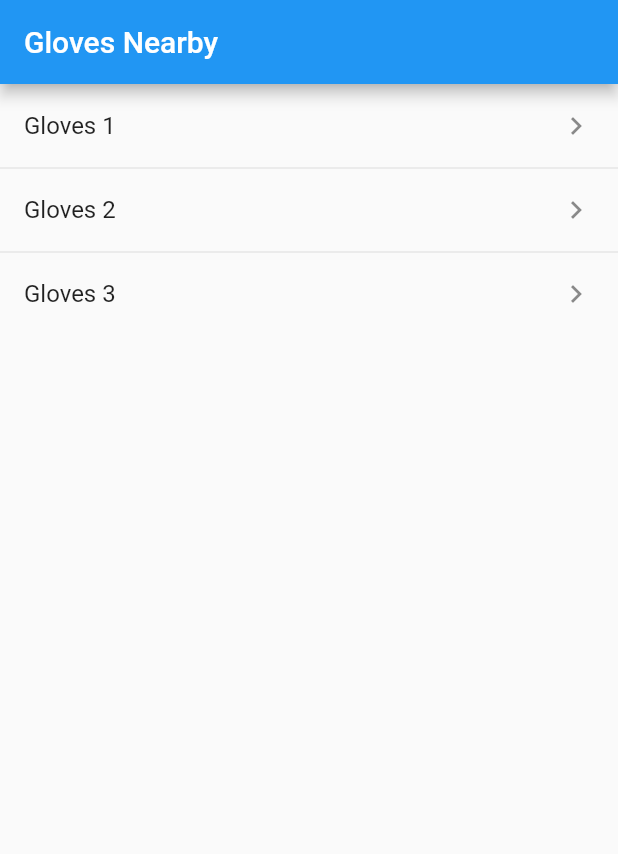
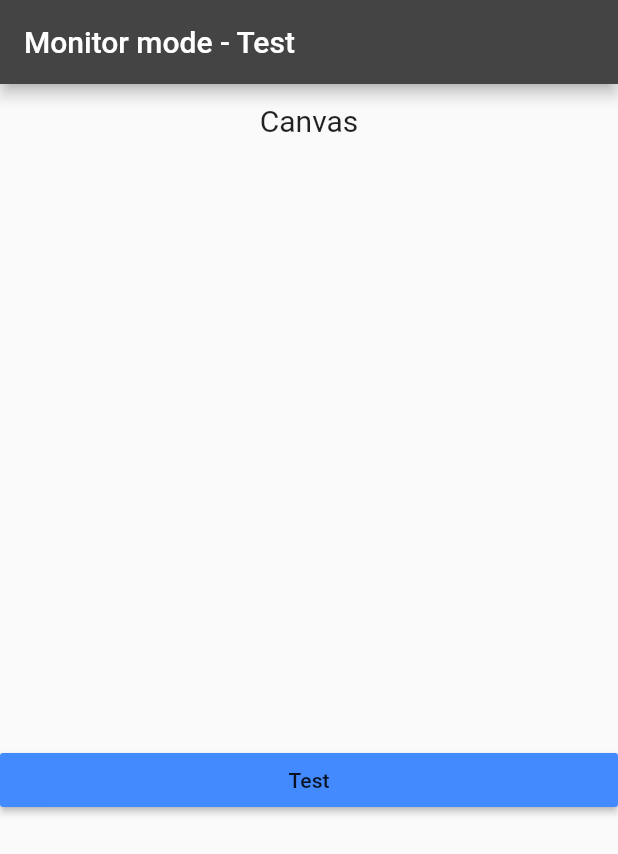
Before and after one commit to orion2166/measurement-gloves, a Flutter app: the screen it shows after launch, on a phone screen of 412 x 824 dp. Shown: the top 854 px of the screen. Run offline on Flutter 3.47's test engine with Material 2 defaults, Android fonts, the light colour scheme and no system bars.

Commit message:
added monitoring mode resizable circles test

```diff
--- /dev/null
+++ b/App/measurement_gloves/lib/circle_painter.dart
@@ -0,0 +1,55 @@
+//circle_painter.dart
+import 'package:flutter/material.dart';
+
+class Circle extends StatefulWidget {
+  final Map<String, double> center;
+  final double radius;
+  Circle({this.center, this.radius});
+  @override
+  _CircleState createState() => _CircleState();
+}
+
+class _CircleState extends State<Circle> with SingleTickerProviderStateMixin {
+  AnimationController _controller;
+  @override
+  void initState() {
+    super.initState();
+    _controller = AnimationController(vsync: this);
+  }
+
+  @override
+  void dispose() {
+    super.dispose();
+    _controller.dispose();
+  }
+
+  @override
+  Widget build(BuildContext context) {
+    return CustomPaint(
+      size: Size(MediaQuery.of(context).size.width,
+          MediaQuery.of(context).size.height),
+      painter: DrawCircle(center: widget.center, radius: widget.radius),
+    );
+  }
+}
+
+class DrawCircle extends CustomPainter {
+  Map<String, double> center;
+  double radius;
+  DrawCircle({this.center, this.radius});
+  @override
+  void paint(Canvas canvas, Size size) {
+    Paint brush = new Paint()
+      ..color = Colors.red
+      ..strokeCap = StrokeCap.round
+      ..style = PaintingStyle.fill;
+    //..strokeWidth = 30;
+    canvas.drawCircle(Offset(center["x"], center["y"]), radius, brush);
+  }
+
+  @override
+  bool shouldRepaint(CustomPainter oldDelegate) {
+    // TODO: implement shouldRepaint
+    return true;
+  }
+}
--- a/App/measurement_gloves/lib/main.dart
+++ b/App/measurement_gloves/lib/main.dart
@@ -1,62 +1,76 @@
+import 'package:flutter/cupertino.dart';
 import 'package:flutter/material.dart';
 
-import './GloveApp.dart';
-import './heartbeat.dart';
+import 'circle_painter.dart';
 
-void main() => runApp(MyApp());
+void main() {
+  runApp(MyApp());
+}
 
 class MyApp extends StatelessWidget {
   @override
   Widget build(BuildContext context) {
     return MaterialApp(
-      initialRoute: '/',
-      routes: {
-        '/': (context) => FirstScreen(),
-        //'/GloveApp': (context) => GloveApp(),
-        '/heartbeat': (context) => Heartbeat(),
-      },
+      home: MyHomePage(),
+      debugShowCheckedModeBanner: false,
     );
   }
 }
 
-class FirstScreen extends StatelessWidget {
+class MyHomePage extends StatefulWidget {
+  @override
+  _MyHomePageState createState() => _MyHomePageState();
+}
+
+// state class
+class _MyHomePageState extends State<MyHomePage> {
+  // state variable
+  double forceVal = 0;
+
+  // The State class must include this method, which builds the widget
   @override
   Widget build(BuildContext context) {
     return Scaffold(
       appBar: AppBar(
-        title: Text('Gloves Nearby'),
+        title: Text('Monitor mode - Test'),
+        backgroundColor: Color(0xFF444444),
       ),
-      body: ListView(
-        children: ListTile.divideTiles(
-          context: context,
-          tiles: [
-            ListTile(
-              title: Text('Gloves 1'),
-              trailing: Icon(Icons.keyboard_arrow_right),
-              onTap: () {
-                //Navigator.of(context).pushNamed('/GloveApp');
-                Navigator.of(context).pushNamed('/heartbeat');
-              },
-            ),
-            ListTile(
-              title: Text('Gloves 2'),
-              trailing: Icon(Icons.keyboard_arrow_right),
-              onTap: () {
-                //Navigator.of(context).pushNamed('/GloveApp');
-                Navigator.of(context).pushNamed('/heartbeat');
-              },
-            ),
-            ListTile(
-              title: Text('Gloves 3'),
-              trailing: Icon(Icons.keyboard_arrow_right),
-              onTap: () {
-                //Navigator.of(context).pushNamed('/GloveApp');
-                Navigator.of(context).pushNamed('/heartbeat');
-              },
-            ),
-          ],
-        ).toList(),
-      ),
+      body: ListView(children: <Widget>[
+        Text(
+          'Canvas',
+          textAlign: TextAlign.center,
+          style: TextStyle(fontSize: 20, height: 2),
+        ),
+        Container(
+            width: 400,
+            height: 400,
+            child: Circle(
+              center: {"x": 100, "y": 100},
+              radius: forceVal,
+            )),
+        Container(
+          child: RaisedButton(
+            child: Text('Test'),
+            color: Colors.blueAccent,
+            onPressed: _changeSize,
+          ),
+        )
+      ]),
     );
   }
+
+  // change circle size when button pressed
+  _changeSize() {
+    setState(() {
+      if (forceVal == 0) {
+        forceVal = 10;
+      } else if (forceVal == 10) {
+        forceVal = 20;
+      } else if (forceVal == 20) {
+        forceVal = 30;
+      } else {
+        forceVal = 0;
+      }
+    });
+  }
 }
```
Also changed, not shown: App/measurement_gloves/lib/main_.dart (added, +62 -0 lines), App/measurement_gloves/pubspec.lock, 4 other files.
